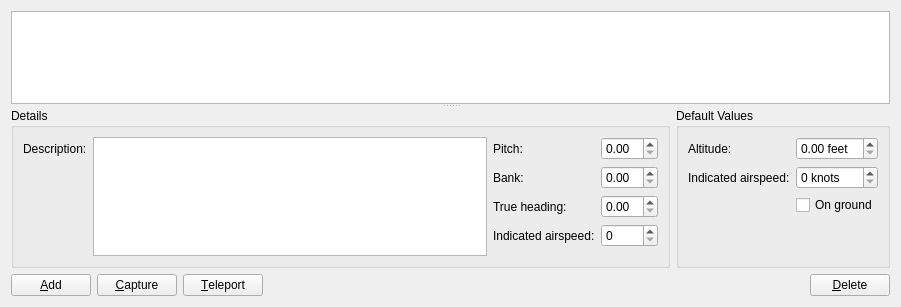
Qt form src/Plugins/Module/Location/src/LocationWidget.ui (till213/SkyDolly) before a commit.
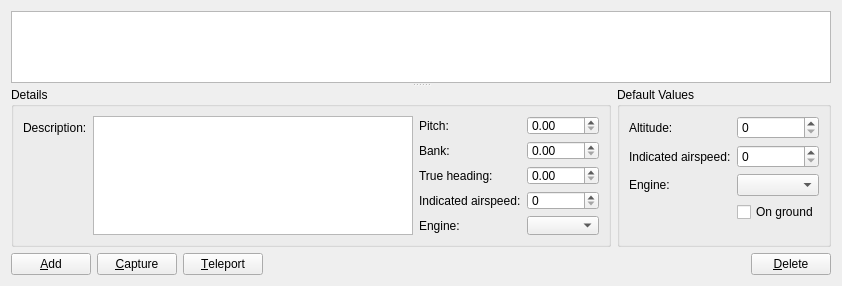
The same form after that commit. Custom widgets are drawn as their Qt base class.

Diff of the .ui file:
```diff
--- a/src/Plugins/Module/Location/src/LocationWidget.ui
+++ b/src/Plugins/Module/Location/src/LocationWidget.ui
@@ -6,8 +6,8 @@
    <rect>
     <x>0</x>
     <y>0</y>
-    <width>901</width>
-    <height>307</height>
+    <width>840</width>
+    <height>286</height>
    </rect>
   </property>
   <property name="windowTitle">
@@ -109,6 +109,16 @@
             <item row="2" column="1">
              <widget class="QDoubleSpinBox" name="trueHeadingSpinBox"/>
             </item>
+            <item row="4" column="0">
+             <widget class="QLabel" name="label_9">
+              <property name="text">
+               <string>Engine:</string>
+              </property>
+             </widget>
+            </item>
+            <item row="4" column="1">
+             <widget class="EnumerationComboBox" name="engineEventComboBox"/>
+            </item>
            </layout>
           </item>
          </layout>
@@ -127,13 +137,6 @@
             </property>
            </widget>
           </item>
-          <item row="0" column="1">
-           <widget class="QDoubleSpinBox" name="defaultAltitudeSpinBox">
-            <property name="suffix">
-             <string> feet</string>
-            </property>
-           </widget>
-          </item>
           <item row="1" column="0">
            <widget class="QLabel" name="label_2">
             <property name="text">
@@ -144,17 +147,34 @@
           <item row="1" column="1">
            <widget class="QSpinBox" name="defaultIndicatedAirspeedSpinBox">
             <property name="suffix">
-             <string> knots</string>
+             <string/>
             </property>
            </widget>
           </item>
-          <item row="2" column="1">
+          <item row="3" column="1">
            <widget class="QCheckBox" name="defaultOnGroundCheckBox">
             <property name="text">
              <string>On ground</string>
             </property>
            </widget>
           </item>
+          <item row="0" column="1">
+           <widget class="QSpinBox" name="defaultAltitudeSpinBox">
+            <property name="suffix">
+             <string/>
+            </property>
+           </widget>
+          </item>
+          <item row="2" column="1">
+           <widget class="EnumerationComboBox" name="defaultEngineEventComboBox"/>
+          </item>
+          <item row="2" column="0">
+           <widget class="QLabel" name="label_8">
+            <property name="text">
+             <string>Engine:</string>
+            </property>
+           </widget>
+          </item>
          </layout>
         </widget>
        </item>
@@ -227,6 +247,11 @@
    <extends>QPlainTextEdit</extends>
    <header location="global">Widget/FocusPlainTextEdit.h</header>
   </customwidget>
+  <customwidget>
+   <class>EnumerationComboBox</class>
+   <extends>QComboBox</extends>
+   <header location="global">Widget/EnumerationComboBox.h</header>
+  </customwidget>
  </customwidgets>
  <resources/>
  <connections/>
```
